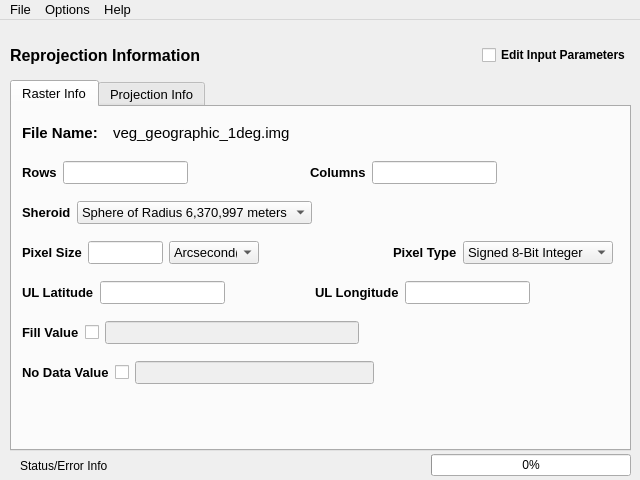
Old version of the form advanced.ui in the repository stramel/drasterblaster.
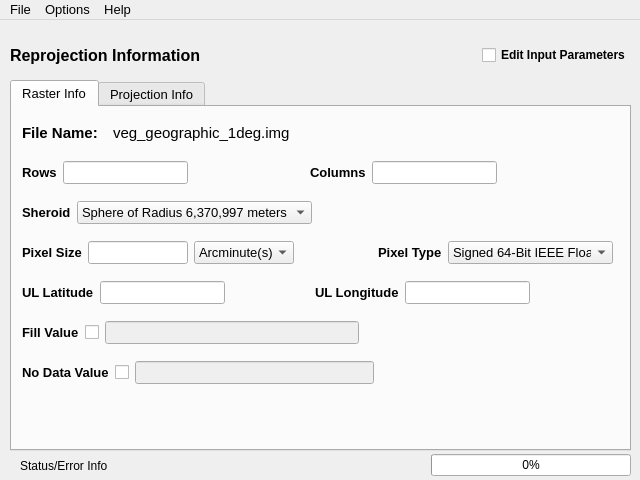
New version of the form. Icons and pictures are not drawn.

```diff
--- a/advanced.ui
+++ b/advanced.ui
@@ -299,7 +299,7 @@
         <widget class="QLineEdit" name="pixelSize">
          <property name="minimumSize">
           <size>
-           <width>75</width>
+           <width>100</width>
            <height>0</height>
           </size>
          </property>
@@ -318,7 +318,7 @@
         <widget class="QComboBox" name="pixelUnits">
          <property name="minimumSize">
           <size>
-           <width>90</width>
+           <width>100</width>
            <height>0</height>
           </size>
          </property>
@@ -328,6 +328,9 @@
            <height>16777215</height>
           </size>
          </property>
+         <property name="currentIndex">
+          <number>1</number>
+         </property>
          <item>
           <property name="text">
            <string>Arcsecond(s)</string>
@@ -380,16 +383,19 @@
         <widget class="QComboBox" name="pixelType">
          <property name="minimumSize">
           <size>
-           <width>150</width>
+           <width>165</width>
            <height>0</height>
           </size>
          </property>
          <property name="maximumSize">
           <size>
-           <width>150</width>
+           <width>165</width>
            <height>16777215</height>
           </size>
          </property>
+         <property name="currentIndex">
+          <number>7</number>
+         </property>
          <item>
           <property name="text">
            <string>Signed 8-Bit Integer</string>
```
Left out of the diff: 36 changed lines with no effect on the pictures.
